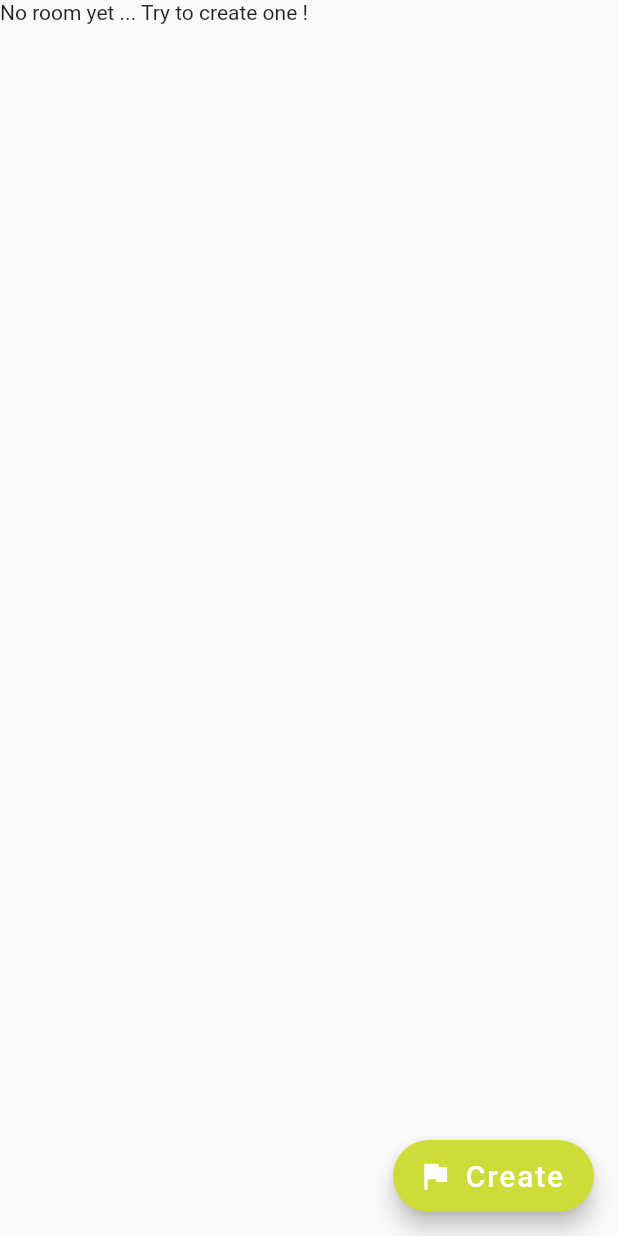
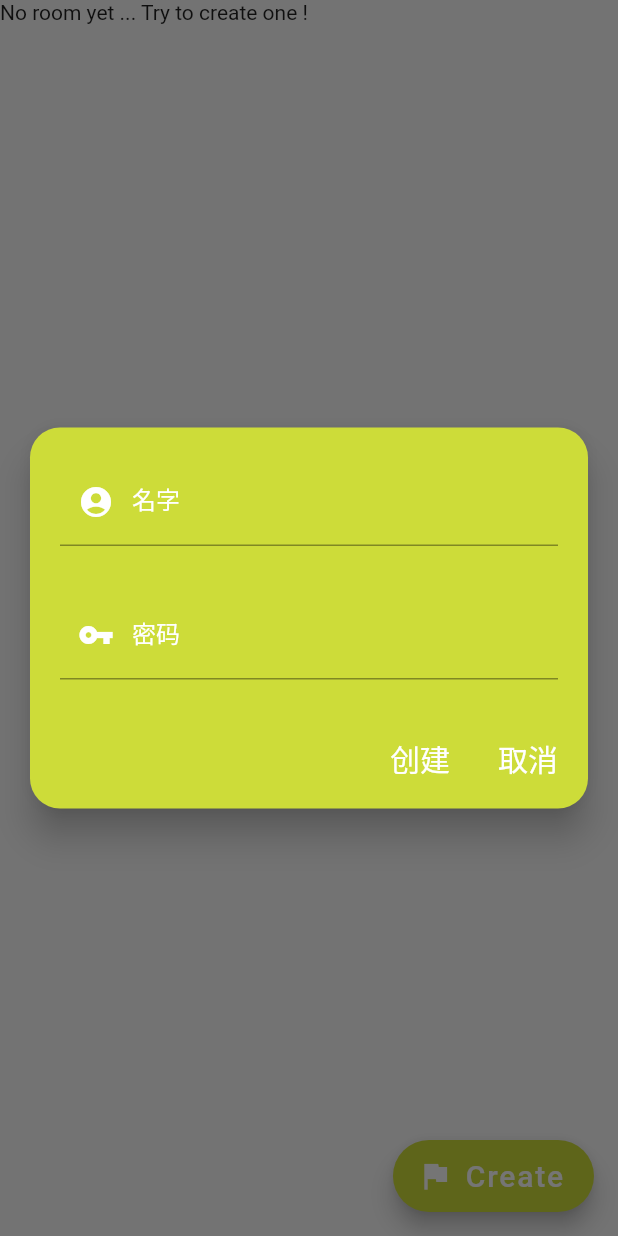
Before and after one commit to rfsx0829/chatroom, a Flutter app: the RoomWidget screen opened directly with empty values, after a tap on "Create", on a phone screen of 412 x 824 dp. Run offline on Flutter 3.47's test engine with Material 2 defaults, Android fonts, the phone set to English and light mode, and no system bars; our stand-ins replace dio; accounts and stored records are empty; network calls fail.

```diff
--- a/app/lib/card/card.dart
+++ b/app/lib/card/card.dart
@@ -47,12 +47,12 @@ class CardWidgetState extends State<CardWidget> {
             child: ButtonBar(
               children: <Widget>[
                 FlatButton(
-                  child: Text(widget.lButtonText ?? "滚粗", style: TextStyle(color: Colors.lime, fontSize: 20.0),),
+                  child: Text(widget.lButtonText ?? "滚粗", style: TextStyle(color: Colors.white, fontSize: 20.0),),
                   onPressed: widget.lButtonFunc,
                   padding: EdgeInsets.all(10.0),
                 ),
                 FlatButton(
-                  child: Text(widget.rButtonText ?? "了解", style: TextStyle(color: Colors.lime, fontSize: 20.0),),
+                  child: Text(widget.rButtonText ?? "了解", style: TextStyle(color: Colors.white, fontSize: 20.0),),
                   onPressed: widget.rButtonFunc,
                   padding: EdgeInsets.all(10.0),
                 )
--- /dev/null
+++ b/app/lib/card/sign_card.dart
@@ -0,0 +1,98 @@
+import 'package:flutter/material.dart';
+
+import 'package:dio/dio.dart';
+
+import 'package:app/card/card.dart';
+
+typedef void VoidFunc();
+
+class SignCard extends StatefulWidget {
+  final Dio dio;
+  final String host;
+  final VoidFunc callback;
+
+  SignCard(this.host, this.dio, this.callback);
+
+  @override
+  SignCardState createState() => SignCardState(host, dio, callback);
+}
+
+class SignCardState extends State<SignCard> {
+  String name, pass;
+  final Dio dio;
+  final String host;
+  final VoidFunc callback;
+
+  SignCardState(this.host, this.dio, this.callback);
+
+  @override
+  Widget build(BuildContext context) {
+    var card = CardWidget(
+      cardChild: Column(
+        mainAxisSize: MainAxisSize.min,
+        children: <Widget>[
+          Container(
+            child: TextField(
+              decoration: InputDecoration(
+                prefixIcon: Icon(Icons.account_circle, color: Colors.white,),
+                labelText: "名字",
+                labelStyle: TextStyle(color: Colors.white),
+              ),
+              style: TextStyle(color: Colors.white),
+              keyboardType: TextInputType.emailAddress,
+              onChanged: (str) {
+                setState(() {
+                  name = str;
+                });
+              }
+            ),
+            padding: EdgeInsets.fromLTRB(20.0, 20.0, 20.0, 10.0)
+          ),
+          Container(
+            child: TextField(
+              decoration: InputDecoration(
+                prefixIcon: Icon(Icons.vpn_key, color: Colors.white,),
+                labelText: "密码",
+                labelStyle: TextStyle(color: Colors.white),
+              ),
+              style: TextStyle(color: Colors.white),
+              keyboardType: TextInputType.emailAddress,
+              onChanged: (str) {
+                setState(() {
+                  pass = str;
+                });
+              }
+            ),
+            padding: EdgeInsets.all(20.0),
+          ),
+        ],
+      ),
+      lButtonText: "创建",
+      rButtonText: "取消",
+      elevation: 10.0,
+      lButtonFunc: signUp,
+      rButtonFunc: cancel,
+    );
+
+    return Center(
+      child: card,
+    );
+  }
+
+  void signUp() async {
+    dio.post(host+"/cr", data: {
+      "name": name,
+      "pass": pass,
+    }).catchError((e) => showDialog(
+      context: context,
+      builder: (BuildContext context) => SimpleDialog(
+        title: Text("Create Error $e"),
+      )
+    )).whenComplete(callback);
+    cancel();
+  }
+
+  void cancel() {
+    Navigator.of(context).pop();
+  }
+}
--- a/app/lib/tabs/rooms.dart
+++ b/app/lib/tabs/rooms.dart
@@ -1,14 +1,20 @@
 import 'package:flutter/material.dart';
 
+import 'package:dio/dio.dart';
+
+import 'package:app/card/sign_card.dart';
 import 'package:app/common/common.dart';
 
-typedef void RoomFunc(String name, String pass);
+typedef void VoidFunc();
 
 class RoomWidget extends StatelessWidget {
   final List<Room> rooms;
-  final RoomFunc createRoom;
+  final VoidFunc getRoomList;
 
-  RoomWidget(this.rooms, this.createRoom);
+  final String host;
+  final Dio dio;
+
+  RoomWidget(this.rooms, this.getRoomList, this.host, this.dio);
 
   @override
   Widget build(BuildContext context) {
@@ -18,9 +24,10 @@ class RoomWidget extends StatelessWidget {
         icon: Icon(Icons.flag),
         label: Text("Create", maxLines: 1, style: TextStyle(fontSize: 20.0),),
         onPressed: () {
-          var name = "asd";
-          var pass = "passss";
-          createRoom(name, pass);
+          showDialog(
+            context: context,
+            builder: (BuildContext context) => SignCard(host, dio, getRoomList)
+          );
         },
       ),
       body: Column(
```
Also changed, not shown: app/lib/card/info_card.dart (added, +58 -0 lines), app/lib/home.dart (+2 -30 lines), app/lib/login/login.dart (+5 -10 lines).
